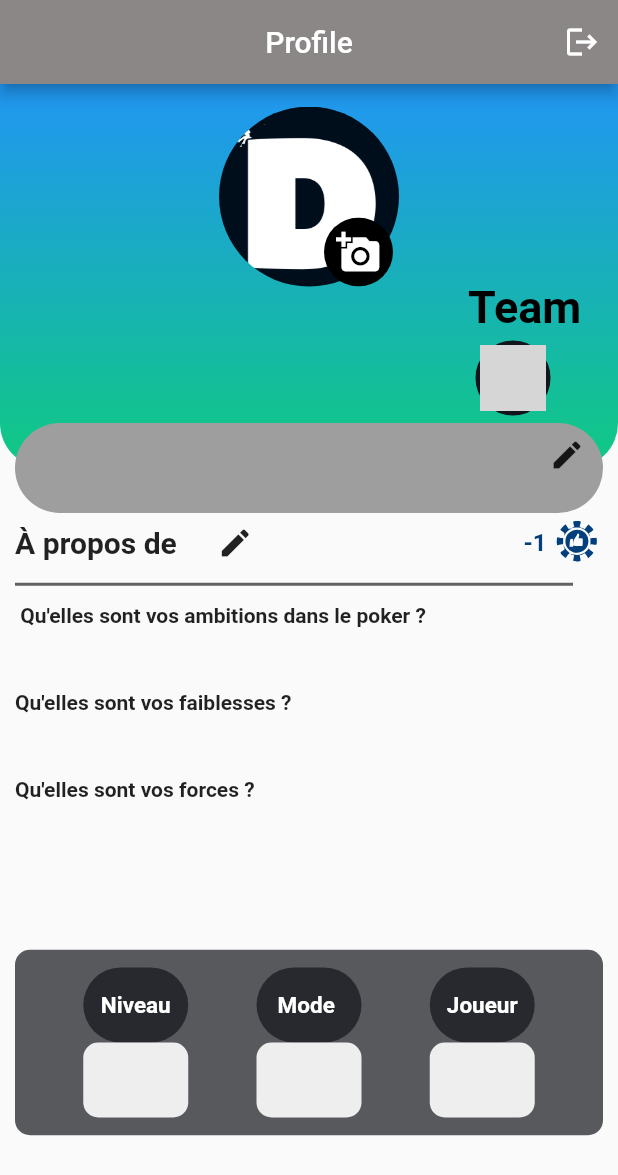
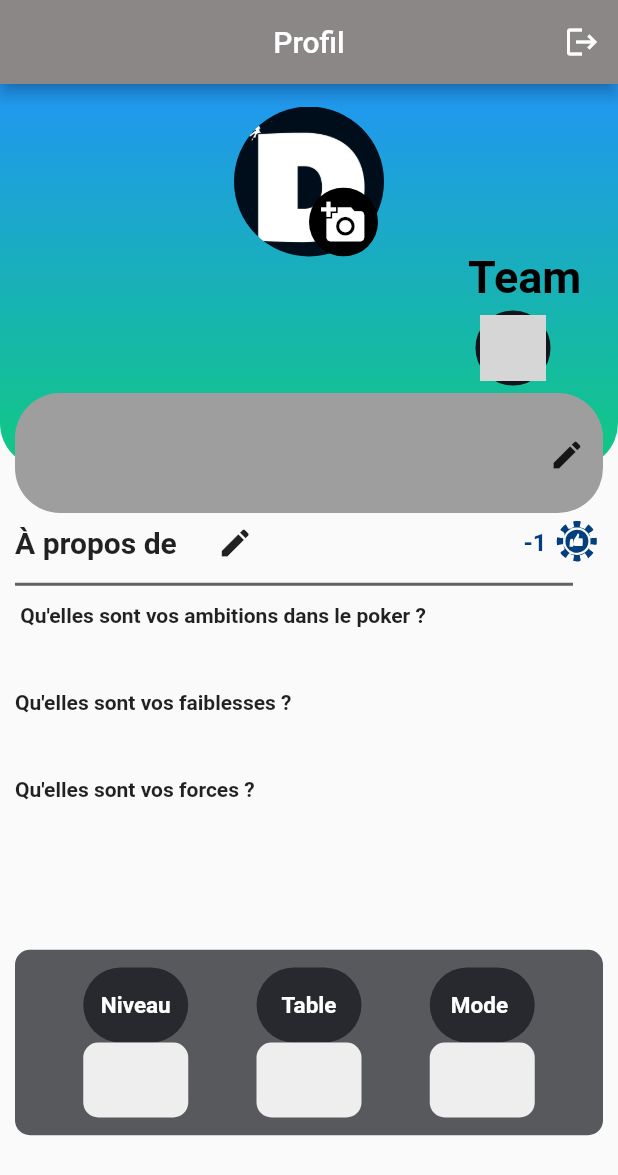
Before and after one commit to noman9k/card_app, a Flutter app: the ProfileScreen screen opened by its route, on a phone screen of 412 x 824 dp. Shown: the top 1175 px of the screen. Run offline on Flutter 3.47's test engine with Material 2 defaults, Android fonts, the phone set to English and light mode, and no system bars; our stand-ins replace camera, cloud_firestore, country_picker, firebase_auth, firebase_core, firebase_storage and 5 more; missing offline and left inert: google_mlkit_face_detection; accounts and stored records are empty; grey boxes are pictures that could not be loaded.

Commit message:
profile changes

```diff
--- a/lib/screens/home_screen.dart
+++ b/lib/screens/home_screen.dart
@@ -39,7 +39,7 @@ class HomeScreen extends StatelessWidget {
               ),
               BottomNavigationBarItem(
                 icon: Icon(Icons.person),
-                label: 'Profile',
+                label: 'Profil',
               ),
             ],
           ),
--- a/lib/screens/login_screen.dart
+++ b/lib/screens/login_screen.dart
@@ -38,7 +38,7 @@ class LoginScreen extends StatelessWidget {
                           'Dreeam',
                           style: TextStyle(
                             color: MyColors.newTextColor,
-                            fontSize: Get.height * 0.05,
+                            fontSize: Get.height * 0.12,
                             fontWeight: FontWeight.bold,
                           ),
                         ),
--- a/lib/screens/profile_screen.dart
+++ b/lib/screens/profile_screen.dart
@@ -47,7 +47,7 @@ class ProfileScreen extends StatelessWidget {
                     }),
           ],
           centerTitle: true,
-          title: const Text('Profile'),
+          title: const Text('Profil'),
         ),
         body: Column(
           children: [
@@ -89,13 +89,31 @@ class ProfileScreen extends StatelessWidget {
                     userItself
                         ? Container()
                         : Positioned(
-                            bottom: 30,
+                            bottom: 50,
                             left: 10,
+                      child: SizedBox(
+                        width: 120,
+                        height: 100,
+                        child: Stack(
+                          children: [
+                            Positioned(
+                                left: 0,
+                                bottom: 60,
+                                child: Text(
+                                  'Message',
+                                  style: TextStyle(
+                                      fontSize: 30,
+                                      fontWeight: FontWeight.bold,
+                                      color: Colors.black),
+                                )),
+                            Positioned(
+                              bottom: -2,
+                              right: 35,
                               child: Container(
                                   margin: EdgeInsetsDirectional.all(8),
                                   decoration: BoxDecoration(
-                                  border: Border.all(color: Colors.black),
-                                  color: Colors.white,
+                                      border: Border.all(color: Colors.black,width: 3),
+                                      //color: Colors.white,
                                       shape: BoxShape.circle),
                                   child: IconButton(
                                     onPressed: () {
@@ -110,12 +128,37 @@ class ProfileScreen extends StatelessWidget {
                                     },
                                     icon: Icon(Icons.chat_bubble),
                                   ),
-                            )),
+                                )
+                            ),
+                          ],
+                        ),
+                      ),
+                            // child: Container(
+                            //   margin: EdgeInsetsDirectional.all(8),
+                            //   decoration: BoxDecoration(
+                            //       border: Border.all(color: Colors.black,width: 3),
+                            //       //color: Colors.white,
+                            //       shape: BoxShape.circle),
+                            //   child: IconButton(
+                            //     onPressed: () {
+                            //       Get.toNamed(
+                            //         '/message-screen',
+                            //         arguments: [
+                            //           personData['uId'],
+                            //           personData['userName'],
+                            //           personData['image'],
+                            //         ],
+                            //       );
+                            //     },
+                            //     icon: Icon(Icons.chat_bubble),
+                            //   ),
+                            // )
+                      ),
                     //Role
                     Positioned(
-                      bottom: 30,
+                      bottom: 50,
                       right: 10,
-                      child: Container(
+                      child: SizedBox(
                         width: 100,
                         height: 100,
                         child: Stack(
@@ -170,8 +213,8 @@ class ProfileScreen extends StatelessWidget {
                           Stack(
                             children: [
                               SizedBox(
-                                width: 120,
-                                height: 120,
+                                width: 100,
+                                height: 100,
                                 child: ClipRRect(
                                   borderRadius: const BorderRadius.all(
                                     Radius.circular(100),
@@ -234,7 +277,7 @@ class ProfileScreen extends StatelessWidget {
                             color: Colors.grey[500],
                           ),
                           width: Get.width - 20,
-                          height: 60,
+                          height: 80,
                           padding: const EdgeInsets.all(7),
                           child: SingleChildScrollView(
                             child: Padding(
@@ -466,11 +509,9 @@ class ProfileScreen extends StatelessWidget {
                             child: Row(
                               mainAxisAlignment: MainAxisAlignment.spaceEvenly,
                               children: [
-                                _rowItem(
-                                    'Niveau', profileController.level.value),
-                                _rowItem('Mode ', profileController.game.value),
-                                _rowItem('Joueur',
-                                    ' ${profileController.cash.value}'),
+                                _rowItem('Niveau', profileController.game.value),
+                                _rowItem('Table', ' ${profileController.cash.value}'),
+                                _rowItem('Mode ', profileController.level.value),
                               ],
                             )),
                       ),
```
Also changed, not shown: lib/screens/comunity_screen.dart (+6 -2 lines), lib/screens/image_upload_screen.dart (+5 -2 lines), lib/screens/splash_screen.dart (+27 -5 lines), 1 other file. Lines whose indentation alone changed are shown as unchanged.
